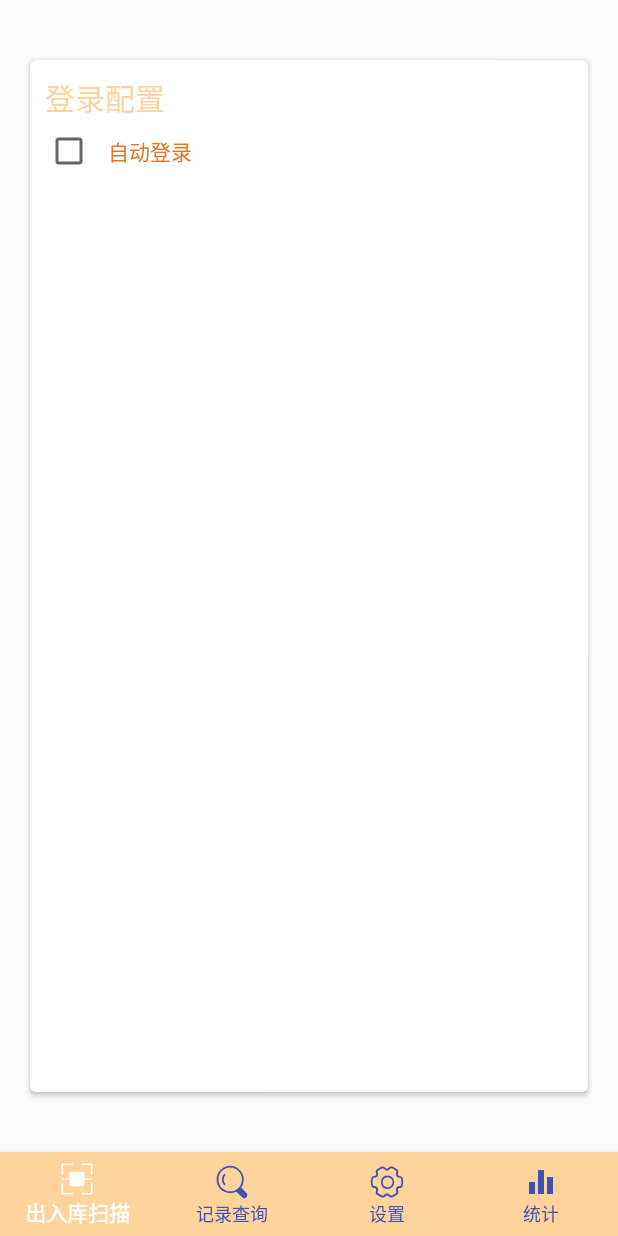
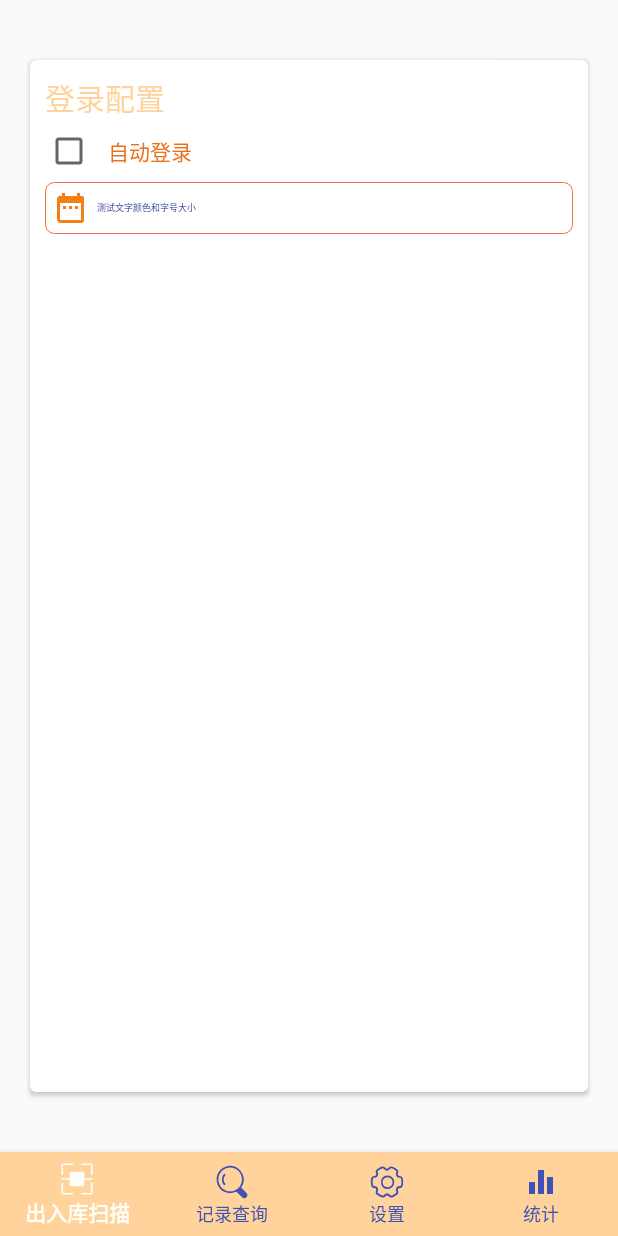
Before and after one commit to may2250/BarCodeSystem, an Android app: the fragment SettingFragment placed in its activity, on a phone screen of 412 x 824 dp. Run offline under Robolectric (Android 15) with nearby library versions, the phone set to English and light mode, and no system bars; our stand-ins replace RxJava; libraries missing offline, so code that uses them is left out: com.github.mikephil.charting, org.apache.log4j.

Commit message:
添加自定义控件 文本输入框

```diff
--- /dev/null
+++ b/android/app/src/main/java/barcode/along/barcode/CustomComponent/CusLongInput.java
@@ -0,0 +1,130 @@
+package barcode.along.barcode.CustomComponent;
+
+import android.content.Context;
+import android.content.res.TypedArray;
+import android.graphics.Color;
+import android.graphics.drawable.Drawable;
+import android.text.Editable;
+import android.text.InputFilter;
+import android.text.TextWatcher;
+import android.util.AttributeSet;
+import android.view.LayoutInflater;
+import android.view.View;
+import android.widget.EditText;
+import android.widget.ImageView;
+import android.widget.RelativeLayout;
+
+import barcode.along.barcode.R;
+
+public class CusLongInput extends RelativeLayout{
+    private EditText et;
+    private ImageView img;
+
+    public CusLongInput(Context context) {
+        super(context);
+    }
+
+    public CusLongInput(Context context, AttributeSet attrs) {
+        super(context, attrs);
+        int resourceId = -1;
+        View view = LayoutInflater.from(context).inflate(R.layout.cuslong_input_layout, this, true);
+
+        et = (EditText) view.findViewById(R.id.et);
+        //给et添加输入内容变化的监听，控制清除按钮的显示与否
+        et.addTextChangedListener(textWatcher);
+
+        img = (ImageView) view.findViewById(R.id.imgid);
+
+        //获取自定义参数，对自定义控件进行初始化设置
+        TypedArray ta = context.obtainStyledAttributes(attrs, R.styleable.CusLongInput);
+        int n = ta.getIndexCount();
+        for (int i = 0; i < n; i++) {
+            int attr = ta.getIndex(i);
+            switch (attr) {
+                //若读到hint属性设置，否则走不到该case
+                case R.styleable.CusLongInput_hint:
+                    resourceId = ta.getResourceId(R.styleable.CusLongInput_hint, 0);
+                    //若resourceId>0，说明读到hint设置为reference类型，则找到资源字段进行设置
+                    //否则，说明读到为hint设置了String字段，获取从读到的字段中取出对应String设置给et
+                    et.setHint(resourceId > 0 ? getResources().getText(resourceId) : ta.getString(R.styleable.CusLongInput_hint));
+                    break;
+
+                //若读到text属性设置，否则走不到该case
+                case R.styleable.CusLongInput_text:
+                    resourceId = ta.getResourceId(R.styleable.CusLongInput_text, 0);
+                    et.setText(resourceId > 0 ? getResources().getText(resourceId) : ta.getString(R.styleable.CusLongInput_text));
+                    break;
+
+                //若没有设置cleanIconDrawable属性，则走不到该case，cleanIconDrawable显示ImageView中默认的图标
+                case R.styleable.CusLongInput_IconDrawable:
+                    resourceId = ta.getResourceId(R.styleable.CusLongInput_IconDrawable, 0);
+                    img.setImageResource(resourceId > 0 ? resourceId : R.drawable.ic_launcher_background);
+                    break;
+
+                case R.styleable.CusLongInput_textColor:
+                    resourceId = ta.getResourceId(R.styleable.CusLongInput_textColor, 0);
+                    et.setTextColor(resourceId > 0 ? getResources().getColor(resourceId) : ta.getColor(R.styleable.CusLongInput_textColor, Color.BLACK));
+                    break;
+
+                case R.styleable.CusLongInput_textSize:
+                    resourceId = ta.getResourceId(R.styleable.CusLongInput_textSize, 0);
+                    et.setTextSize(resourceId > 0 ? getResources().getDimension(resourceId) : ta.getDimension(R.styleable.CusLongInput_textSize, 50));
+                    break;
+
+                case R.styleable.CusLongInput_maxLength:
+//                    et.setMaxEms(ta.getInt(R.styleable.EditTextCanClean_maxLength, 0));
+                    et.setFilters(new InputFilter[]{new InputFilter.LengthFilter(ta.getInt(R.styleable.CusLongInput_maxLength, 0))});
+                    break;
+
+                default:
+                    break;
+            }
+        }
+        ta.recycle();   //一定要对TypedArray资源进行释放
+    }
+
+    //设置Hint提示字符串的方法，以便通过Java代码进行设置
+    protected void setHint(String string){
+        et.setHint(string);
+    }
+
+    //设置编辑框显示文字的方法，以便通过Java代码进行设置
+    protected void setText(String string) {
+        et.setText(string);
+    }
+
+    //获取输入值
+    protected String getText(){
+        return et.getText().toString();
+    }
+
+    //设置图标，以便通过Java代码进行设置
+    protected void setIcon(int drawableId) {
+        Drawable drawable = getResources().getDrawable(drawableId);
+        img.setImageDrawable(drawable);
+    }
+
+    //***重要
+    //暴露出EditText，以便设置EditText的更多属性，如inputType属性等等，是为了增加灵活性和兼容性
+    protected EditText getEditText(){
+        return et;
+    }
+
+
+    //输入框文本变化监听器
+    private TextWatcher textWatcher = new TextWatcher() {
+        @Override
+        public void beforeTextChanged(CharSequence s, int start, int count, int after) {}
+        @Override
+        public void afterTextChanged(Editable s) {}
+        @Override
+        public void onTextChanged(CharSequence s, int start, int before, int count) {
+            /*if (TextUtils.isEmpty(s)){
+                img.setVisibility(View.INVISIBLE);
+            }else {
+                img.setVisibility(View.VISIBLE);
+            }*/
+        }
+    };
+
+}
--- a/android/app/src/main/java/barcode/along/barcode/fragment/StatisticFragment.java
+++ b/android/app/src/main/java/barcode/along/barcode/fragment/StatisticFragment.java
@@ -146,7 +146,7 @@ public class StatisticFragment extends Fragment {
         l.setYOffset(0f);
 
         // entry label styling
-        mChart.setEntryLabelColor(Color.WHITE);
+        mChart.setEntryLabelColor(Color.BLACK);
         //mChart.setEntryLabelTypeface(mTfRegular);
         mChart.setEntryLabelTextSize(12f);
     }
@@ -165,24 +165,30 @@ public class StatisticFragment extends Fragment {
                 Float total = 0f;
                 for (int i = 0; i < 3 ; i++) {
                     if(i ==0){
+                        if(Float.parseFloat(result.get(0).toString()) > 0.01){
                             entries.add(new PieEntry(Float.parseFloat(result.get(0).toString()),
                                     "万隆",
                                     getResources().getDrawable(R.drawable.persons)));
                             total += Float.parseFloat(result.get(0).toString());
+                        }
                     }else if(i == 1){
+                        if(Float.parseFloat(result.get(1).toString()) > 0.01){
                             entries.add(new PieEntry(Float.parseFloat(result.get(1).toString()),
                                     "格林",
                                     getResources().getDrawable(R.drawable.persons)));
                             total += Float.parseFloat(result.get(1).toString());
+                        }
                     }else if(i == 2){
+                        if(Float.parseFloat(result.get(2).toString()) > 0.01){
                             entries.add(new PieEntry(Float.parseFloat(result.get(2).toString()),
                                     "其它",
                                     getResources().getDrawable(R.drawable.persons)));
                             total += Float.parseFloat(result.get(2).toString());
                         }
                     }
+                }
                 mChart.setCenterText(generateCenterSpannableText(total));
-                PieDataSet dataSet = new PieDataSet(entries, "出库类型统计");
+                PieDataSet dataSet = new PieDataSet(entries, "占有公司");
 
                 dataSet.setDrawIcons(false);
 
@@ -218,6 +224,7 @@ public class StatisticFragment extends Fragment {
                 data.setValueFormatter(new PercentFormatter());
                 data.setValueTextSize(11f);
                 data.setValueTextColor(Color.BLACK);
+
                 //data.setValueTypeface(mTfLight);
                 mChart.setData(data);
 
--- /dev/null
+++ b/android/app/src/main/res/drawable/cuslong_shap.xml
@@ -0,0 +1,18 @@
+<?xml version="1.0" encoding="utf-8"?>
+<layer-list
+    xmlns:android="http://schemas.android.com/apk/res/android">
+    <item>
+        <shape
+            xmlns:android="http://schemas.android.com/apk/res/android"
+            android:shape="rectangle">
+            <solid
+                android:color="@color/status_text"/>
+            <corners
+                android:radius="6dip"
+                />
+            <stroke
+                android:width="0.8px"
+                android:color="@color/orange_deep"/>
+        </shape>
+    </item>
+</layer-list>
--- /dev/null
+++ b/android/app/src/main/res/layout/cuslong_input_layout.xml
@@ -0,0 +1,24 @@
+<?xml version="1.0" encoding="utf-8"?>
+<RelativeLayout
+    xmlns:android="http://schemas.android.com/apk/res/android"
+    android:layout_width="wrap_content"
+    android:layout_height="wrap_content">
+
+    <ImageView
+        android:id="@+id/imgid"
+        android:layout_width="wrap_content"
+        android:layout_height="wrap_content"
+        android:layout_centerVertical="true"
+        android:layout_margin="5dp"
+        android:contentDescription="@null" />
+
+    <EditText
+        android:id="@+id/et"
+        android:layout_width="match_parent"
+        android:layout_height="wrap_content"
+        android:layout_centerVertical="true"
+        android:paddingRight="10dp"
+        android:layout_toRightOf="@id/imgid"
+        android:background="@null" />
+
+</RelativeLayout >
--- a/android/app/src/main/res/layout/fragment_settings.xml
+++ b/android/app/src/main/res/layout/fragment_settings.xml
@@ -1,6 +1,8 @@
 <?xml version="1.0" encoding="utf-8"?>
 <android.support.constraint.ConstraintLayout
-    xmlns:android="http://schemas.android.com/apk/res/android" android:layout_width="match_parent"
+    xmlns:android="http://schemas.android.com/apk/res/android"
+    xmlns:long="http://schemas.android.com/apk/res-auto"
+    android:layout_width="match_parent"
     android:layout_height="match_parent">
 
     <android.support.v7.widget.CardView
@@ -39,6 +41,19 @@
                 android:layout_height="wrap_content"
                 android:text="@string/check_login"
                 android:textColor="@color/top_bar_normal_bg" android:checked="false"/>
+
+            <barcode.along.barcode.CustomComponent.CusLongInput
+                android:id="@+id/et_account"
+                android:layout_width="wrap_content"
+                android:layout_height="wrap_content"
+                long:hint="测试hint是否设置正确"
+                long:text="测试文字颜色和字号大小"
+                long:textSize="4dp"
+                long:IconDrawable="@drawable/ic_date_range_yellow_900_24dp"
+                long:textColor="#273590"
+                long:maxLength="20"
+                android:background="@drawable/cuslong_shap"/>
+
         </LinearLayout>
 
 
--- /dev/null
+++ b/android/app/src/main/res/values/attrs.xml
@@ -0,0 +1,11 @@
+<?xml version="1.0" encoding="utf-8"?>
+<resources>
+    <declare-styleable name="CusLongInput">    <!-- *记住* declare-styleable的name就是自定义控件的名字 -->
+        <attr name="IconDrawable" format="reference|integer" />
+        <attr name="hint" format="reference|string" />
+        <attr name="text" format="reference|string" />
+        <attr name="textSize" format="reference|dimension" />
+        <attr name="textColor" format="reference|color" />
+        <attr name="maxLength" format="integer" />
+    </declare-styleable>
+</resources>
```
Lines whose indentation alone changed are shown as unchanged.
